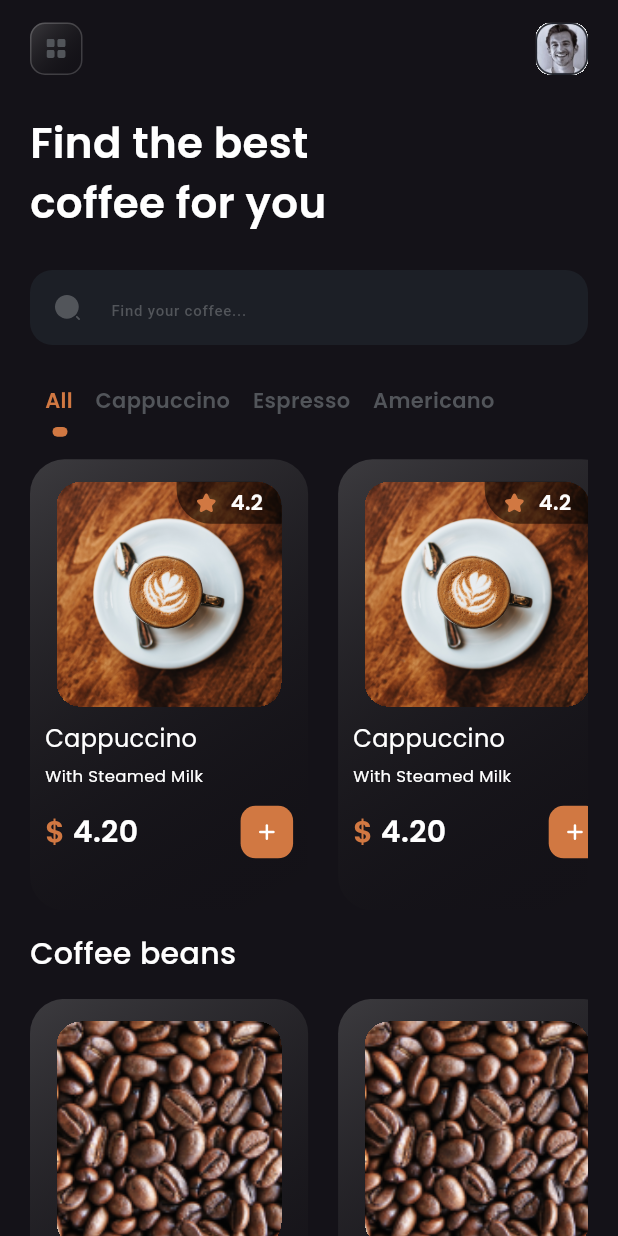
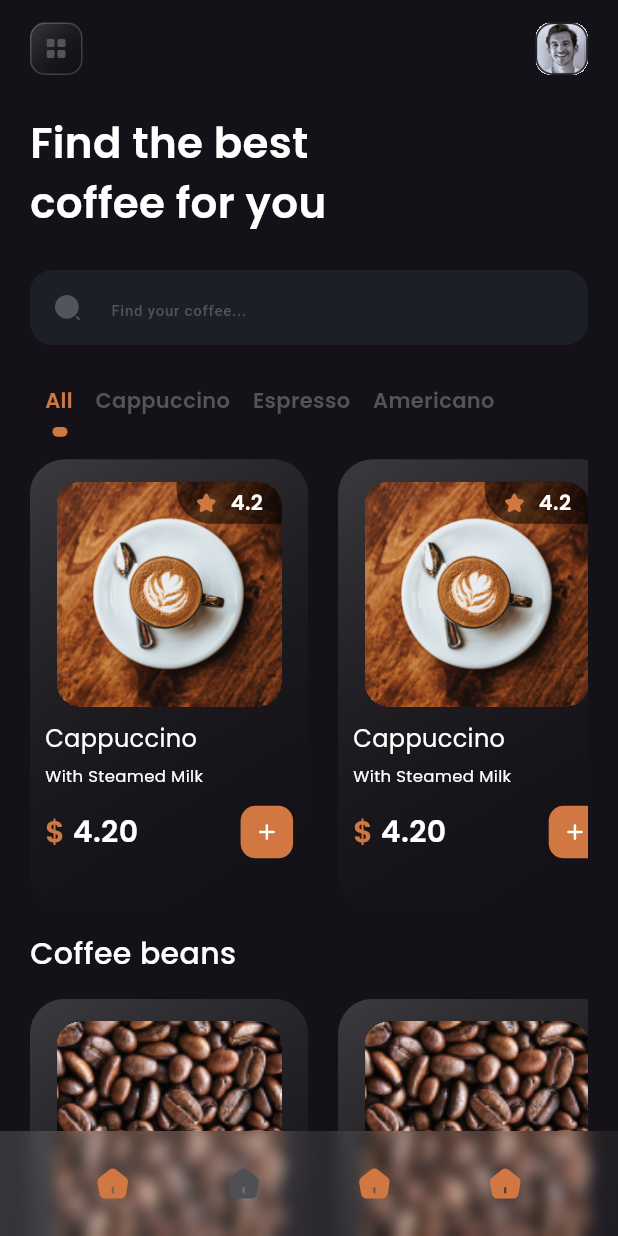
Before and after one commit to Debadrita438/flutter-coffee-shop, a Flutter app: the screen it shows after launch, on a phone screen of 412 x 824 dp. Run offline on Flutter 3.47's test engine with Material 3 defaults, Android fonts, the phone set to English and light mode, and no system bars; our stand-ins replace flutter_svg, hexcolor.

Commit message:
bottom tab wip

```diff
--- /dev/null
+++ b/lib/common_widgets/frosted_bottom_tab.dart
@@ -0,0 +1,74 @@
+import 'dart:ui';
+
+import 'package:coffee_shop/utils/colors.dart';
+import 'package:flutter/cupertino.dart';
+import 'package:flutter/material.dart';
+import 'package:flutter/widgets.dart';
+import 'package:flutter_svg/svg.dart';
+import 'package:hexcolor/hexcolor.dart';
+
+class FrostedBottomTab extends StatelessWidget {
+  const FrostedBottomTab({super.key});
+
+  final String _homeIcon = 'assets/icons/home.svg';
+
+  @override
+  Widget build(BuildContext context) {
+    return ClipRRect(
+      child: Container(
+        height: 70,
+        color: Colors.transparent,
+        child: Stack(
+          children: [
+            BackdropFilter(
+              filter: ImageFilter.blur(sigmaX: 5, sigmaY: 5),
+              child: Container(),
+            ),
+            Container(
+              decoration: BoxDecoration(
+                gradient: LinearGradient(
+                  begin: Alignment.topLeft,
+                  end: Alignment.bottomRight,
+                  colors: [
+                    Colors.white.withOpacity(0.15),
+                    Colors.white.withOpacity(0.05),
+                  ],
+                ),
+              ),
+            ),
+            SizedBox(
+              height: MediaQuery.of(context).size.height * 1,
+              width: MediaQuery.of(context).size.width * 1,
+              child: Row(
+                mainAxisSize: MainAxisSize.min,
+                mainAxisAlignment: MainAxisAlignment.spaceEvenly,
+                children: [
+                  SvgPicture.asset(
+                    _homeIcon,
+                    semanticsLabel: 'home icon',
+                  ),
+                  SvgPicture.asset(
+                    _homeIcon,
+                    semanticsLabel: 'home icon',
+                    colorFilter: ColorFilter.mode(
+                      HexColor(AppColor.lightGray2),
+                      BlendMode.srcIn,
+                    ),
+                  ),
+                  SvgPicture.asset(
+                    _homeIcon,
+                    semanticsLabel: 'home icon',
+                  ),
+                  SvgPicture.asset(
+                    _homeIcon,
+                    semanticsLabel: 'home icon',
+                  ),
+                ],
+              ),
+            )
+          ],
+        ),
+      ),
+    );
+  }
+}
--- a/lib/common_widgets/index.dart
+++ b/lib/common_widgets/index.dart
@@ -3,3 +3,4 @@ export 'package:coffee_shop/common_widgets/semi_bold_text.dart';
 export 'package:coffee_shop/common_widgets/regular_text.dart';
 export 'package:coffee_shop/common_widgets/add_remove.dart';
 export 'package:coffee_shop/common_widgets/medium_text.dart';
+export 'package:coffee_shop/common_widgets/frosted_bottom_tab.dart';
--- a/lib/features/landing/dashboard.dart
+++ b/lib/features/landing/dashboard.dart
@@ -1,9 +1,13 @@
+import 'dart:ui';
+
 import 'package:coffee_shop/features/landing/widgets/coffee_item.dart';
 import 'package:coffee_shop/features/landing/widgets/search_text_field.dart';
 import 'package:coffee_shop/features/landing/widgets/tab_nav.dart';
+import 'package:flutter/cupertino.dart';
 import 'package:flutter/material.dart';
 
 import 'package:coffee_shop/common_widgets/index.dart';
+import 'package:flutter/widgets.dart';
 
 class DashboardScreen extends StatefulWidget {
   const DashboardScreen({super.key});
@@ -25,6 +29,7 @@ class _DashboardScreenState extends State<DashboardScreen> {
   ];
 
   int _currentIndex = 0;
+  int currentPageIndex = 0;
 
   @override
   void dispose() {
@@ -42,9 +47,12 @@ class _DashboardScreenState extends State<DashboardScreen> {
   Widget build(BuildContext context) {
     return Scaffold(
       body: SafeArea(
-        child: SingleChildScrollView(
+        child: Stack(
+          children: [
+            SingleChildScrollView(
               child: Padding(
-            padding: const EdgeInsets.symmetric(horizontal: 20, vertical: 15),
+                padding:
+                    const EdgeInsets.symmetric(horizontal: 20, vertical: 15),
                 child: Column(
                   mainAxisSize: MainAxisSize.min,
                   crossAxisAlignment: CrossAxisAlignment.start,
@@ -102,6 +110,14 @@ class _DashboardScreenState extends State<DashboardScreen> {
                 ),
               ),
             ),
+            const Positioned(
+              bottom: 0,
+              right: 0,
+              left: 0,
+              child: FrostedBottomTab(),
+            ),
+          ],
+        ),
       ),
     );
   }
--- a/lib/utils/colors.dart
+++ b/lib/utils/colors.dart
@@ -4,6 +4,7 @@ class AppColor {
   static const grayishBlack = '#21262E';
   static const transparentWhite = '#2EFFFFFF';
   static const lightGray = '#52555A';
+  static const lightGray2 = '#4E5053';
   static const darkBlue = '#141921';
   static const orange = '#D17842';
 }
```
Also changed, not shown: assets/icons/home.svg (added). Lines whose indentation alone changed are shown as unchanged.
